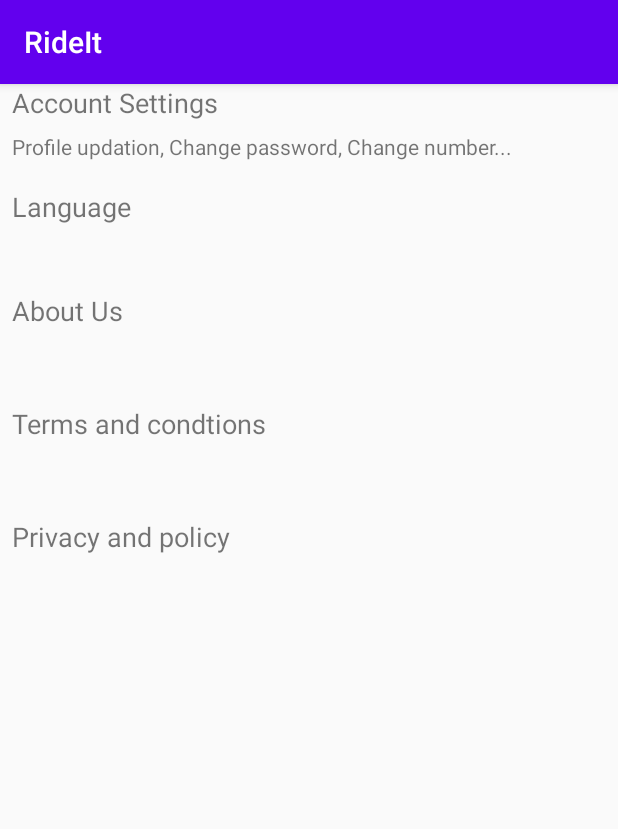
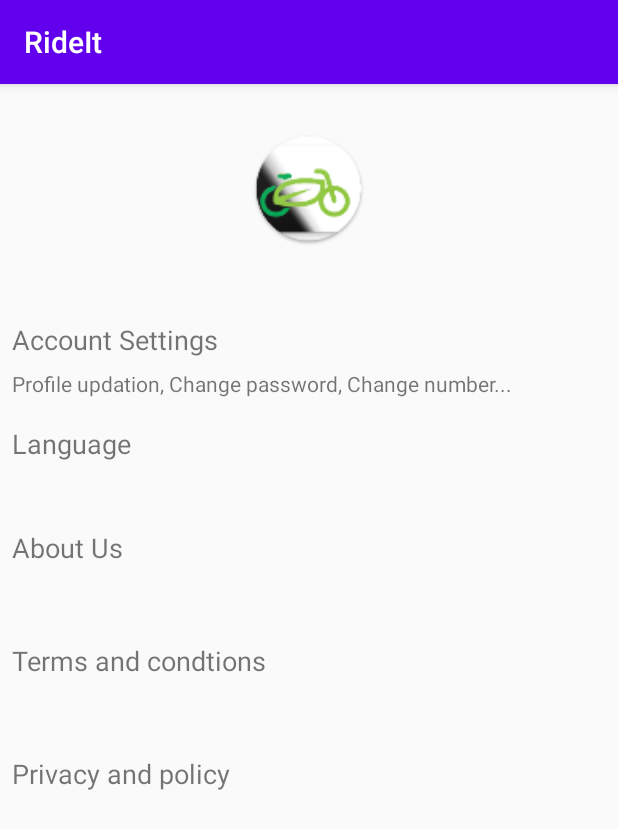
Before and after one commit to krishnadude98/RideIT, an Android app: the SettingsActivity screen opened directly, with no data from a screen before it, on a phone screen of 412 x 824 dp. Shown: the top 829 px of the screen. Run offline under Robolectric (Android 15) with nearby library versions, the phone set to English and light mode, and no system bars; Roboto replaces fonts that are not available here.

Commit message:
Added a logo in the settings layout

```diff
--- a/app/src/main/res/layout/activity_settings.xml
+++ b/app/src/main/res/layout/activity_settings.xml
@@ -11,13 +11,14 @@
         android:layout_width="0dp"
         android:layout_height="53dp"
         android:layout_marginStart="8dp"
+        android:layout_marginTop="50dp"
         android:layout_marginEnd="8dp"
         android:text="Account Settings"
         android:textSize="18sp"
         app:layout_constraintEnd_toEndOf="parent"
         app:layout_constraintHorizontal_bias="1.0"
         app:layout_constraintStart_toStartOf="parent"
-        tools:layout_editor_absoluteY="181dp" />
+        app:layout_constraintTop_toBottomOf="@+id/imageView5" />
 
     <TextView
         android:id="@+id/textView2"
@@ -86,4 +87,14 @@
         app:layout_constraintStart_toStartOf="@+id/accountSettingsBtn"
         app:layout_constraintTop_toTopOf="@+id/accountSettingsBtn" />
 
+    <ImageView
+        android:id="@+id/imageView5"
+        android:layout_width="81dp"
+        android:layout_height="76dp"
+        android:layout_marginTop="32dp"
+        app:layout_constraintEnd_toEndOf="parent"
+        app:layout_constraintStart_toStartOf="parent"
+        app:layout_constraintTop_toTopOf="parent"
+        app:srcCompat="@mipmap/ic_launcher" />
+
 </androidx.constraintlayout.widget.ConstraintLayout>
```
